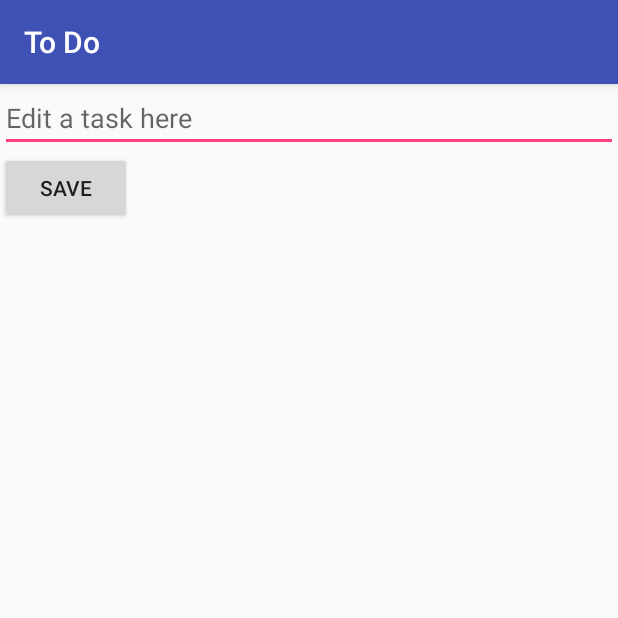
After one commit to lilers/To-Do, an Android app: the EditTaskActivity screen opened directly, with no data from a screen before it, on a phone screen of 412 x 824 dp, the top half of it. The commit adds this screen. Run offline under Robolectric (Android 15) with nearby library versions, the phone set to English and light mode, and no system bars.

Commit message:
Edit task completed

```diff
--- a/app/src/main/AndroidManifest.xml
+++ b/app/src/main/AndroidManifest.xml
@@ -16,6 +16,7 @@
                 <category android:name="android.intent.category.LAUNCHER" />
             </intent-filter>
         </activity>
+        <activity android:name=".EditTaskActivity"></activity>
     </application>
 
 </manifest>
--- /dev/null
+++ b/app/src/main/java/com/lilers/todo/EditTaskActivity.java
@@ -0,0 +1,36 @@
+package com.lilers.todo;
+
+import android.content.Intent;
+import android.support.v7.app.AppCompatActivity;
+import android.os.Bundle;
+import android.view.View;
+import android.widget.EditText;
+
+import static com.lilers.todo.MainActivity.TASK_POS;
+import static com.lilers.todo.MainActivity.TASK_TEXT;
+
+public class EditTaskActivity extends AppCompatActivity {
+    EditText editET;
+    int pos;
+
+    @Override
+    protected void onCreate(Bundle savedInstanceState) {
+        super.onCreate(savedInstanceState);
+        setContentView(R.layout.activity_edit_task);
+
+        editET = findViewById(R.id.editET);
+        editET.setText(getIntent().getStringExtra(TASK_TEXT));
+        pos = getIntent().getIntExtra(TASK_POS, 0);
+    }
+
+    /*
+     * Save edited task when save is clicked
+     */
+    public void saveTask(View v) {
+        Intent intent = new Intent();
+        intent.putExtra(TASK_TEXT, editET.getText().toString());
+        intent.putExtra(TASK_POS, pos);
+        setResult(RESULT_OK, intent);
+        finish();
+    }
+}
--- /dev/null
+++ b/app/src/main/res/layout/activity_edit_task.xml
@@ -0,0 +1,28 @@
+<?xml version="1.0" encoding="utf-8"?>
+<android.support.constraint.ConstraintLayout xmlns:android="http://schemas.android.com/apk/res/android"
+    xmlns:app="http://schemas.android.com/apk/res-auto"
+    xmlns:tools="http://schemas.android.com/tools"
+    android:layout_width="match_parent"
+    android:layout_height="match_parent"
+    tools:context=".EditTaskActivity">
+
+    <EditText
+        android:id="@+id/editET"
+        android:layout_width="0dp"
+        android:layout_height="wrap_content"
+        android:ems="10"
+        android:hint="Edit a task here"
+        android:inputType="textMultiLine"
+        app:layout_constraintEnd_toEndOf="parent"
+        app:layout_constraintStart_toStartOf="parent"
+        app:layout_constraintTop_toTopOf="parent" />
+
+    <Button
+        android:id="@+id/saveBtn"
+        android:layout_width="0dp"
+        android:layout_height="wrap_content"
+        android:text="Save"
+        android:onClick="saveTask"
+        app:layout_constraintStart_toStartOf="parent"
+        app:layout_constraintTop_toBottomOf="@+id/editET" />
+</android.support.constraint.ConstraintLayout>
```
Also changed, not shown: app/src/main/java/com/lilers/todo/MainActivity.java (+33 -1 lines), 1 other file.
